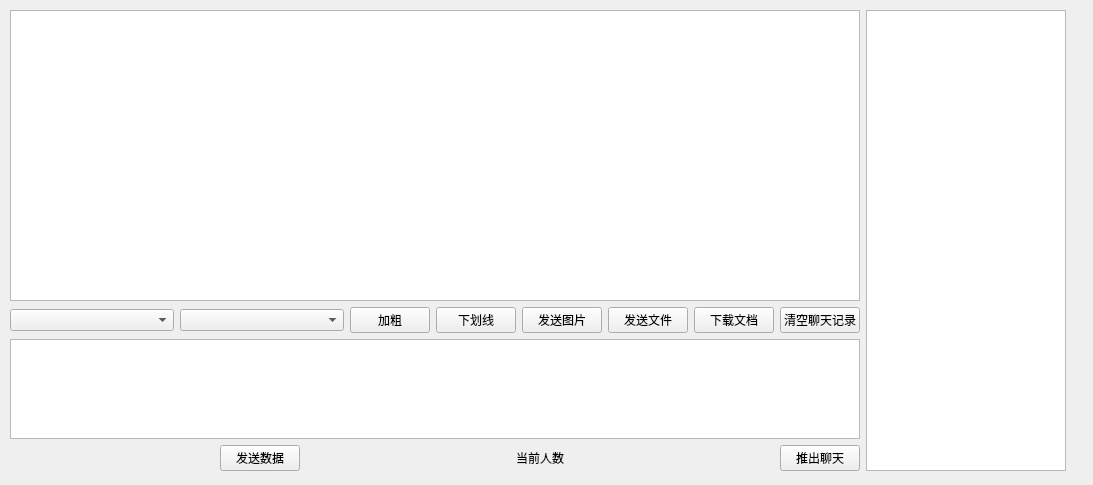
IM-Commnue/IM-Internship-BIT, file client/widget.ui: the form before one commit.
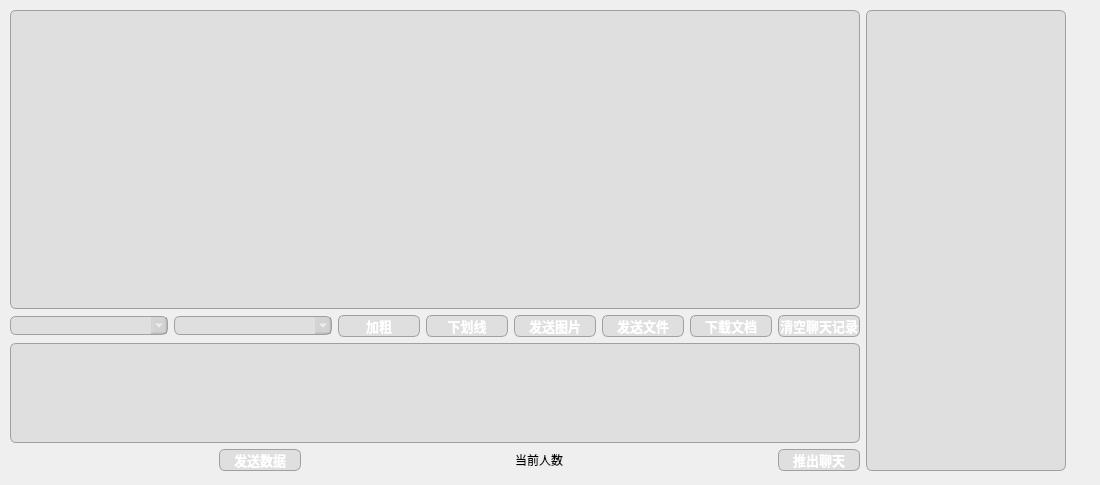
The form after the commit.

```diff
--- a/client/widget.ui
+++ b/client/widget.ui
@@ -6,7 +6,7 @@
    <rect>
     <x>0</x>
     <y>0</y>
-    <width>1093</width>
+    <width>1100</width>
     <height>485</height>
    </rect>
   </property>
@@ -28,20 +28,117 @@
       <item>
        <layout class="QVBoxLayout" name="verticalLayout">
         <item>
-         <widget class="QTextBrowser" name="textBrowser"/>
+         <widget class="QTextBrowser" name="textBrowser">
+          <property name="styleSheet">
+           <string notr="true">QTextBrowser {
+border: 0.5px solid white;
+border-color: rgb(160,160,160);
+border-radius: 6px;
+background-color: rgba(160,160,160,50);
+min-width: 80px;
+font-family:&quot;Microsoft YaHei&quot;;
+font-size:10pt;
+font-weight: bold;
+color:black;
+}
+
+
+</string>
+          </property>
+         </widget>
         </item>
         <item>
          <layout class="QHBoxLayout" name="horizontalLayout_2">
           <item>
-           <widget class="QComboBox" name="fontComboBox"/>
+           <widget class="QComboBox" name="fontComboBox">
+            <property name="styleSheet">
+             <string notr="true">QComboBox {
+border: 0.5px solid white;
+border-color: rgb(160,160,160);
+border-radius: 6px;
+background-color: rgba(160,160,160,50);
+min-width: 80px;
+font-family:&quot;Microsoft YaHei&quot;;
+font-size:10pt;
+font-weight: bold;
+color:white;
+}
+QComboBox:hover {
+border: 0.5px solid white;
+	border-color: rgb(160,160,160);
+border-radius: 6px;
+background-color:rgba(84,84,84,50);
+min-width: 80px;
+font-family:&quot;Microsoft YaHei&quot;;
+font-size:10pt;
+font-weight: bold;
+color:white;
+}
+
+</string>
+            </property>
+           </widget>
           </item>
           <item>
-           <widget class="QComboBox" name="sizeComboBox"/>
+           <widget class="QComboBox" name="sizeComboBox">
+            <property name="styleSheet">
+             <string notr="true">QComboBox {
+border: 0.5px solid white;
+border-color: rgb(160,160,160);
+border-radius: 6px;
+background-color: rgba(160,160,160,50);
+min-width: 80px;
+font-family:&quot;Microsoft YaHei&quot;;
+font-size:10pt;
+font-weight: bold;
+color:white;
+}
+QComboBox:hover {
+border: 0.5px solid white;
+	border-color: rgb(160,160,160);
+border-radius: 6px;
+background-color:rgba(84,84,84,50);
+min-width: 80px;
+font-family:&quot;Microsoft YaHei&quot;;
+font-size:10pt;
+font-weight: bold;
+color:white;
+}
+
+</string>
+            </property>
+           </widget>
           </item>
           <item>
            <layout class="QHBoxLayout" name="horizontalLayout">
             <item>
              <widget class="QPushButton" name="pushButton">
+              <property name="styleSheet">
+               <string notr="true">QPushButton {
+border: 0.5px solid white;
+border-color: rgb(160,160,160);
+border-radius: 6px;
+background-color: rgba(160,160,160,50);
+min-width: 80px;
+font-family:&quot;Microsoft YaHei&quot;;
+font-size:10pt;
+font-weight: bold;
+color:white;
+}
+QPushButton:hover {
+border: 0.5px solid white;
+	border-color: rgb(160,160,160);
+border-radius: 6px;
+background-color:rgba(84,84,84,50);
+min-width: 80px;
+font-family:&quot;Microsoft YaHei&quot;;
+font-size:10pt;
+font-weight: bold;
+color:white;
+}
+
+</string>
+              </property>
               <property name="text">
                <string>加粗</string>
               </property>
@@ -49,6 +146,32 @@
             </item>
             <item>
              <widget class="QPushButton" name="underlineToolBtn">
+              <property name="styleSheet">
+               <string notr="true">QPushButton {
+border: 0.5px solid white;
+border-color: rgb(160,160,160);
+border-radius: 6px;
+background-color: rgba(160,160,160,50);
+min-width: 80px;
+font-family:&quot;Microsoft YaHei&quot;;
+font-size:10pt;
+font-weight: bold;
+color:white;
+}
+QPushButton:hover {
+border: 0.5px solid white;
+	border-color: rgb(160,160,160);
+border-radius: 6px;
+background-color:rgba(84,84,84,50);
+min-width: 80px;
+font-family:&quot;Microsoft YaHei&quot;;
+font-size:10pt;
+font-weight: bold;
+color:white;
+}
+
+</string>
+              </property>
               <property name="text">
                <string>下划线</string>
               </property>
@@ -56,6 +179,32 @@
             </item>
             <item>
              <widget class="QPushButton" name="sendimagebutton">
+              <property name="styleSheet">
+               <string notr="true">QPushButton {
+border: 0.5px solid white;
+border-color: rgb(160,160,160);
+border-radius: 6px;
+background-color: rgba(160,160,160,50);
+min-width: 80px;
+font-family:&quot;Microsoft YaHei&quot;;
+font-size:10pt;
+font-weight: bold;
+color:white;
+}
+QPushButton:hover {
+border: 0.5px solid white;
+	border-color: rgb(160,160,160);
+border-radius: 6px;
+background-color:rgba(84,84,84,50);
+min-width: 80px;
+font-family:&quot;Microsoft YaHei&quot;;
+font-size:10pt;
+font-weight: bold;
+color:white;
+}
+
+</string>
+              </property>
               <property name="text">
                <string>发送图片</string>
               </property>
@@ -63,6 +212,32 @@
             </item>
             <item>
              <widget class="QPushButton" name="sendToolBtn">
+              <property name="styleSheet">
+               <string notr="true">QPushButton {
+border: 0.5px solid white;
+border-color: rgb(160,160,160);
+border-radius: 6px;
+background-color: rgba(160,160,160,50);
+min-width: 80px;
+font-family:&quot;Microsoft YaHei&quot;;
+font-size:10pt;
+font-weight: bold;
+color:white;
+}
+QPushButton:hover {
+border: 0.5px solid white;
+	border-color: rgb(160,160,160);
+border-radius: 6px;
+background-color:rgba(84,84,84,50);
+min-width: 80px;
+font-family:&quot;Microsoft YaHei&quot;;
+font-size:10pt;
+font-weight: bold;
+color:white;
+}
+
+</string>
+              </property>
               <property name="text">
                <string>发送文件</string>
               </property>
@@ -70,6 +245,32 @@
             </item>
             <item>
              <widget class="QPushButton" name="saveToolBtn">
+              <property name="styleSheet">
+               <string notr="true">QPushButton {
+border: 0.5px solid white;
+border-color: rgb(160,160,160);
+border-radius: 6px;
+background-color: rgba(160,160,160,50);
+min-width: 80px;
+font-family:&quot;Microsoft YaHei&quot;;
+font-size:10pt;
+font-weight: bold;
+color:white;
+}
+QPushButton:hover {
+border: 0.5px solid white;
+	border-color: rgb(160,160,160);
+border-radius: 6px;
+background-color:rgba(84,84,84,50);
+min-width: 80px;
+font-family:&quot;Microsoft YaHei&quot;;
+font-size:10pt;
+font-weight: bold;
+color:white;
+}
+
+</string>
+              </property>
               <property name="text">
                <string>下载文档</string>
               </property>
@@ -77,6 +278,32 @@
             </item>
             <item>
              <widget class="QPushButton" name="clearToolBtn">
+              <property name="styleSheet">
+               <string notr="true">QPushButton {
+border: 0.5px solid white;
+border-color: rgb(160,160,160);
+border-radius: 6px;
+background-color: rgba(160,160,160,50);
+min-width: 80px;
+font-family:&quot;Microsoft YaHei&quot;;
+font-size:10pt;
+font-weight: bold;
+color:white;
+}
+QPushButton:hover {
+border: 0.5px solid white;
+	border-color: rgb(160,160,160);
+border-radius: 6px;
+background-color:rgba(84,84,84,50);
+min-width: 80px;
+font-family:&quot;Microsoft YaHei&quot;;
+font-size:10pt;
+font-weight: bold;
+color:white;
+}
+
+</string>
+              </property>
               <property name="text">
                <string>清空聊天记录</string>
               </property>
@@ -96,6 +323,22 @@
           <height>100</height>
          </size>
         </property>
+        <property name="styleSheet">
+         <string notr="true">QTextEdit {
+border: 0.5px solid white;
+border-color: rgb(160,160,160);
+border-radius: 6px;
+background-color: rgba(160,160,160,50);
+min-width: 80px;
+font-family:&quot;Microsoft YaHei&quot;;
+font-size:10pt;
+font-weight: bold;
+color:black;
+}
+
+
+</string>
+        </property>
        </widget>
       </item>
       <item>
@@ -115,6 +358,32 @@
         </item>
         <item>
          <widget class="QPushButton" name="pushButton_8">
+          <property name="styleSheet">
+           <string notr="true">QPushButton {
+border: 0.5px solid white;
+border-color: rgb(160,160,160);
+border-radius: 6px;
+background-color: rgba(160,160,160,50);
+min-width: 80px;
+font-family:&quot;Microsoft YaHei&quot;;
+font-size:10pt;
+font-weight: bold;
+color:white;
+}
+QPushButton:hover {
+border: 0.5px solid white;
+	border-color: rgb(160,160,160);
+border-radius: 6px;
+background-color:rgba(84,84,84,50);
+min-width: 80px;
+font-family:&quot;Microsoft YaHei&quot;;
+font-size:10pt;
+font-weight: bold;
+color:white;
+}
+
+</string>
+          </property>
           <property name="text">
            <string>发送数据</string>
           </property>
@@ -161,6 +430,32 @@
         </item>
         <item>
          <widget class="QPushButton" name="exitpushButton">
+          <property name="styleSheet">
+           <string notr="true">QPushButton {
+border: 0.5px solid white;
+border-color: rgb(160,160,160);
+border-radius: 6px;
+background-color: rgba(160,160,160,50);
+min-width: 80px;
+font-family:&quot;Microsoft YaHei&quot;;
+font-size:10pt;
+font-weight: bold;
+color:white;
+}
+QPushButton:hover {
+border: 0.5px solid white;
+	border-color: rgb(160,160,160);
+border-radius: 6px;
+background-color:rgba(84,84,84,50);
+min-width: 80px;
+font-family:&quot;Microsoft YaHei&quot;;
+font-size:10pt;
+font-weight: bold;
+color:white;
+}
+
+</string>
+          </property>
           <property name="text">
            <string>推出聊天</string>
           </property>
@@ -178,10 +473,41 @@
         <height>16777215</height>
        </size>
       </property>
+      <property name="styleSheet">
+       <string notr="true">QTableWidget {
+border: 0.5px solid white;
+border-color: rgb(160,160,160);
+border-radius: 6px;
+background-color: rgba(160,160,160,50);
+min-width: 80px;
+font-family:&quot;Microsoft YaHei&quot;;
+font-size:10pt;
+font-weight: bold;
+color:white;
+}
+
+
+</string>
+      </property>
      </widget>
     </item>
    </layout>
   </widget>
+  <widget class="QLabel" name="Qlabel">
+   <property name="geometry">
+    <rect>
+     <x>0</x>
+     <y>0</y>
+     <width>1100</width>
+     <height>485</height>
+    </rect>
+   </property>
+   <property name="text">
+    <string/>
+   </property>
+  </widget>
+  <zorder>Qlabel</zorder>
+  <zorder>layoutWidget</zorder>
  </widget>
  <resources/>
  <connections>
```
